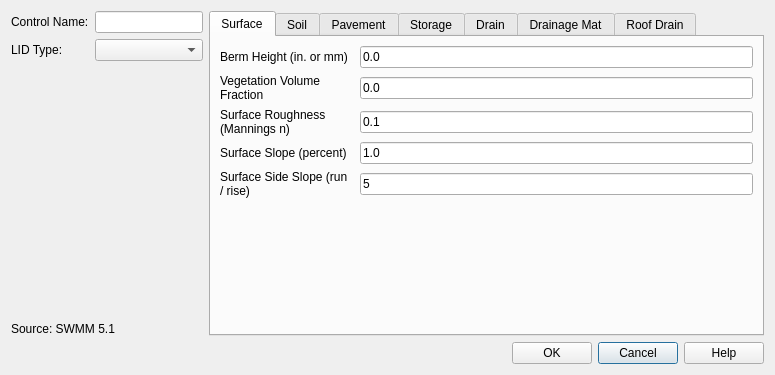
Giswater/giswater_qgis_plugin, file core/ui/toolbars/epa/nonvisual_lids.ui: the form before one commit.
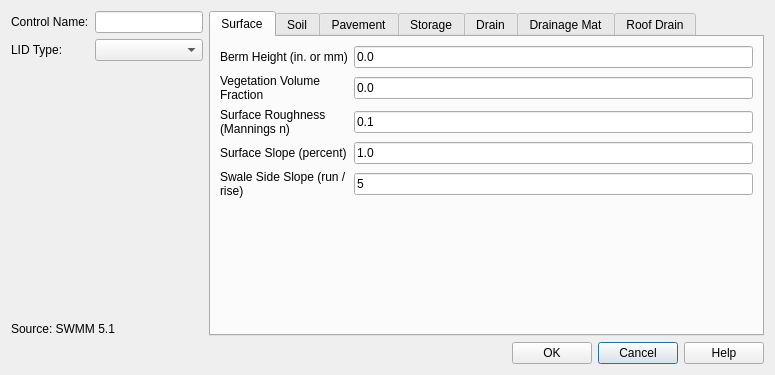
The form after the commit.

Commit message: fix(lids form): Improve error with hiden widgets

```diff
--- a/core/ui/toolbars/epa/nonvisual_lids.ui
+++ b/core/ui/toolbars/epa/nonvisual_lids.ui
@@ -215,7 +215,7 @@
            <item row="4" column="0">
             <widget class="QLabel" name="lbl_surface_side_slope">
              <property name="text">
-              <string>Surface Side Slope (run / rise)</string>
+              <string>Swale Side Slope (run / rise)</string>
              </property>
              <property name="wordWrap">
               <bool>true</bool>
```
Left out of the diff: 46 changed lines with no effect on the pictures. The commit also changes 1 other file.
